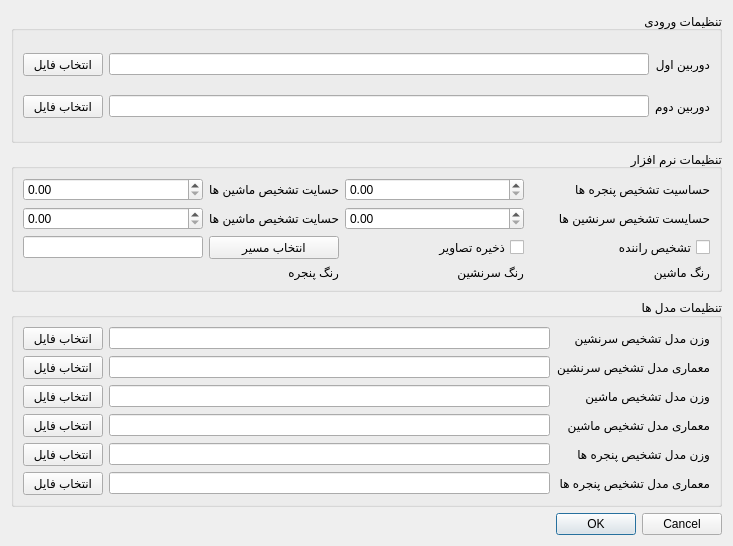
This is appsettingsdialog.ui in pouya-codes/OccuptantDetector as Qt 5 draws it before an edit. The edited form follows.
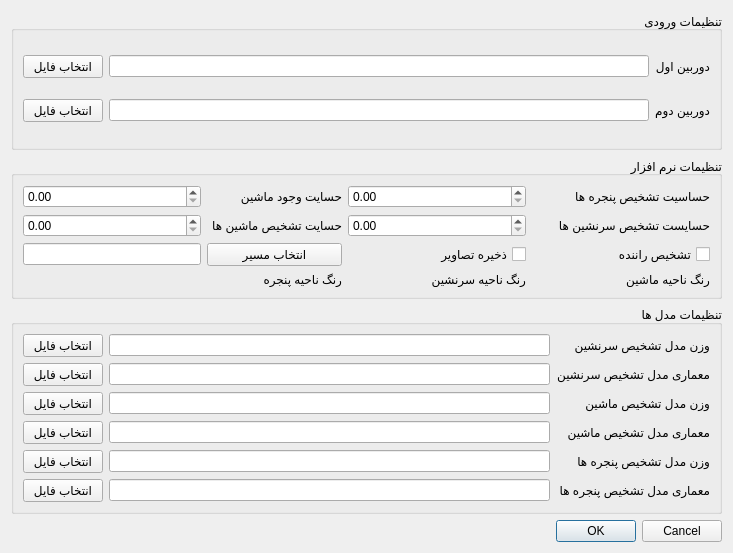
This is the edited form. Custom widgets are drawn as their Qt base class.

Patch:
```diff
--- a/appsettingsdialog.ui
+++ b/appsettingsdialog.ui
@@ -7,7 +7,7 @@
     <x>0</x>
     <y>0</y>
     <width>733</width>
-    <height>546</height>
+    <height>553</height>
    </rect>
   </property>
   <property name="windowTitle">
@@ -128,7 +128,7 @@
       <item row="0" column="1">
        <widget class="QLabel" name="label_9">
         <property name="text">
-         <string>حسایت تشخیص ماشین ها</string>
+         <string>حسایت وجود ماشین</string>
         </property>
        </widget>
       </item>
@@ -202,14 +202,14 @@
            </size>
           </property>
           <property name="text">
-           <string>            </string>
+           <string/>
           </property>
          </widget>
         </item>
         <item>
          <widget class="QLabel" name="label_14">
           <property name="text">
-           <string>رنگ ماشین</string>
+           <string>رنگ ناحیه ماشین</string>
           </property>
          </widget>
         </item>
@@ -232,14 +232,14 @@
            </size>
           </property>
           <property name="text">
-           <string>            </string>
+           <string/>
           </property>
          </widget>
         </item>
         <item>
          <widget class="QLabel" name="label_16">
           <property name="text">
-           <string>رنگ سرنشین</string>
+           <string>رنگ ناحیه سرنشین</string>
           </property>
          </widget>
         </item>
@@ -262,14 +262,14 @@
            </size>
           </property>
           <property name="text">
-           <string>            </string>
+           <string/>
           </property>
          </widget>
         </item>
         <item>
          <widget class="QLabel" name="label_17">
           <property name="text">
-           <string>رنگ پنجره</string>
+           <string>رنگ ناحیه پنجره</string>
           </property>
          </widget>
         </item>
```
